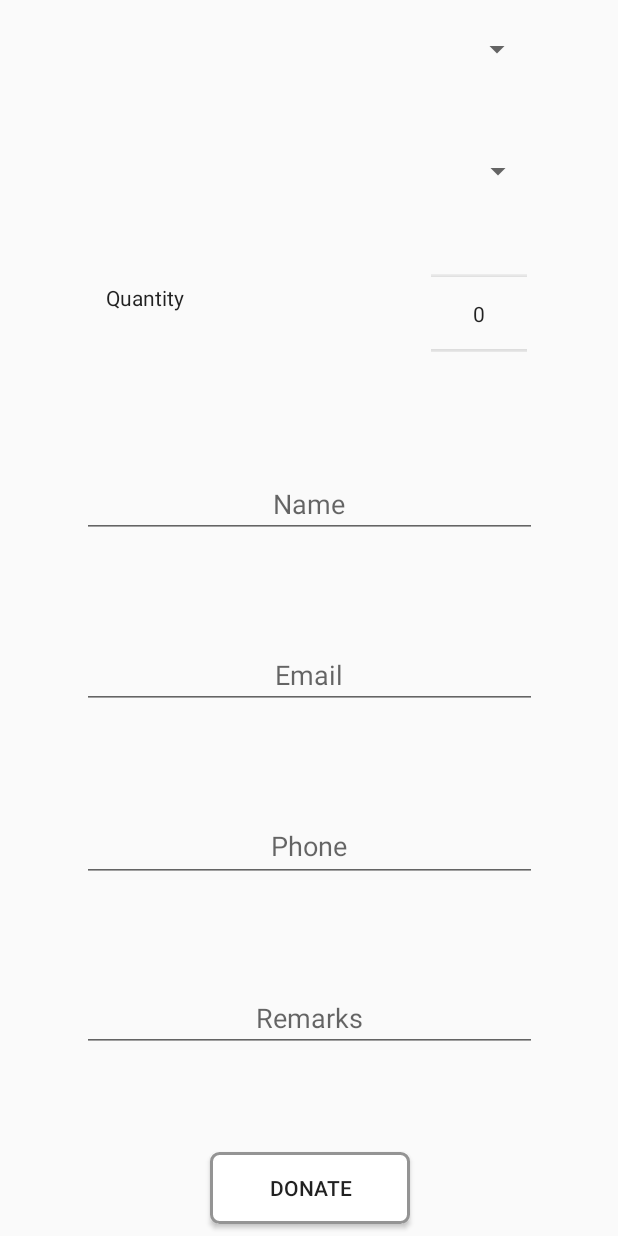
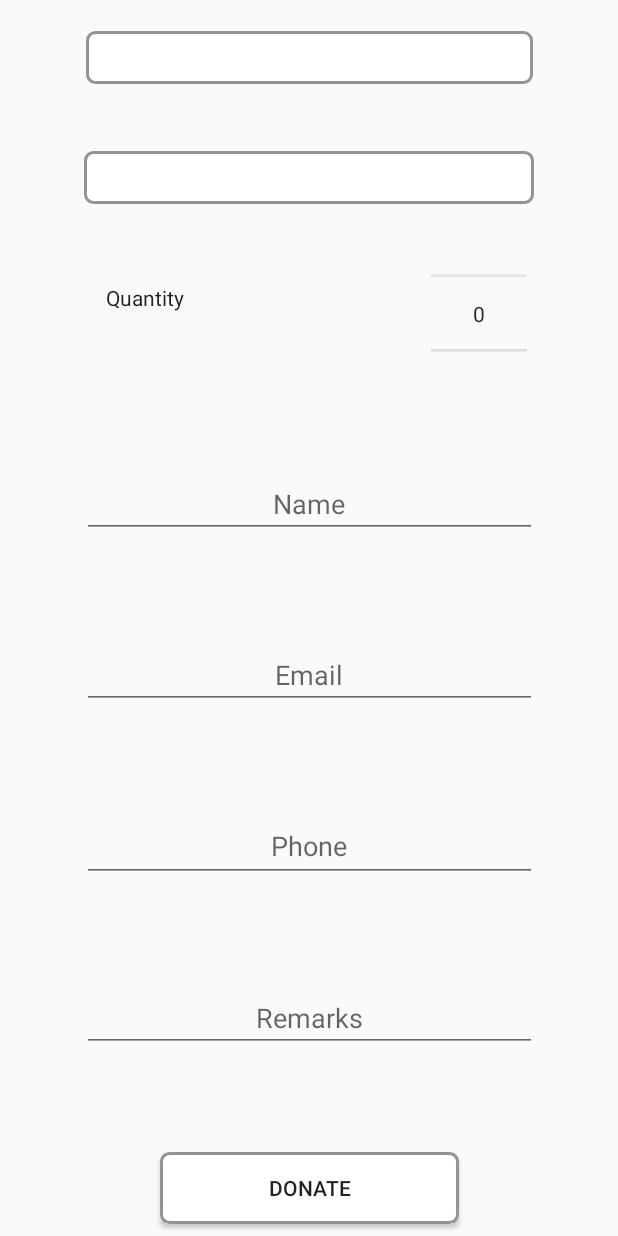
Before and after one commit to Salman258/MyApplication, an Android app: the layout content_sadqa.xml on its own in the app's theme, with its tools: preview values and no code run, on a phone screen of 412 x 824 dp. Run offline under Robolectric (Android 15) with nearby library versions, the light colour scheme and no system bars.

Commit message:
design changes in sadqa

```diff
--- a/app/src/main/java/com/example/salma/myapplication/SadqaActivity.java
+++ b/app/src/main/java/com/example/salma/myapplication/SadqaActivity.java
@@ -22,7 +22,6 @@ public class SadqaActivity extends AppCompatActivity {
         getSupportActionBar().setDisplayHomeAsUpEnabled(true);
 
 
-        /////////////////////////////////////////////////////////////////////////////////////////////////////////////
         String[] arraySadqaPay = new String[] {"Bank", "Cash"};
 
         Spinner SadqaPay = (Spinner)findViewById(R.id.spinner_sadqa_pay);
@@ -31,7 +30,7 @@ public class SadqaActivity extends AppCompatActivity {
 
         adapter.setDropDownViewResource(android.R.layout.simple_spinner_dropdown_item);
         SadqaPay.setAdapter(adapter);
-        /////////////////////////////////////////////////////////////////////////////////////////////////////////////
+
 
         String[] arraySadqaType = new String[] {"Goat(5000)", "Goat(5500)","Goat(6000)","Goat(7000)","Goat(8000)","Goat(9000)","Goat(10,000)","Goat(12,000)","Goat(15,000)",
                                                 "Cow(30,000)","Cow(35,000)","Cow(40,000)","Cow(45,000)","Cow(50,000)",
--- a/app/src/main/res/layout/content_sadqa.xml
+++ b/app/src/main/res/layout/content_sadqa.xml
@@ -14,15 +14,15 @@
         android:layout_height="700dp">
 
 
-
         <Spinner
             android:id="@+id/spinner_sadqa_pay"
             android:layout_width="298dp"
-            android:layout_height="wrap_content"
-            android:layout_marginBottom="8dp"
-            android:layout_marginEnd="8dp"
+            android:layout_height="35dp"
             android:layout_marginStart="8dp"
             android:layout_marginTop="8dp"
+            android:layout_marginEnd="8dp"
+            android:layout_marginBottom="8dp"
+            android:background="@drawable/edittextbackground"
             app:layout_constraintBottom_toBottomOf="parent"
             app:layout_constraintEnd_toEndOf="parent"
             app:layout_constraintStart_toStartOf="parent"
@@ -32,11 +32,12 @@
         <Spinner
             android:id="@+id/spinner_sadqa_type"
             android:layout_width="300dp"
-            android:layout_height="wrap_content"
-            android:layout_marginBottom="8dp"
-            android:layout_marginEnd="8dp"
+            android:layout_height="35dp"
             android:layout_marginStart="8dp"
             android:layout_marginTop="8dp"
+            android:layout_marginEnd="8dp"
+            android:layout_marginBottom="8dp"
+            android:background="@drawable/edittextbackground"
             app:layout_constraintBottom_toBottomOf="parent"
             app:layout_constraintEnd_toEndOf="parent"
             app:layout_constraintStart_toStartOf="parent"
@@ -155,14 +156,14 @@
 
         <Button
             android:id="@+id/btnDonate"
-            android:layout_width="133dp"
+            android:layout_width="199dp"
             android:layout_height="wrap_content"
-            android:layout_marginBottom="8dp"
-            android:layout_marginEnd="8dp"
             android:layout_marginStart="8dp"
             android:layout_marginTop="8dp"
+            android:layout_marginEnd="8dp"
+            android:layout_marginBottom="8dp"
+            android:background="@drawable/edittextbackground"
             android:text="Donate"
-            android:background="@drawable/edittextbackground"
             app:layout_constraintBottom_toBottomOf="parent"
             app:layout_constraintEnd_toEndOf="parent"
             app:layout_constraintHorizontal_bias="0.502"
```
